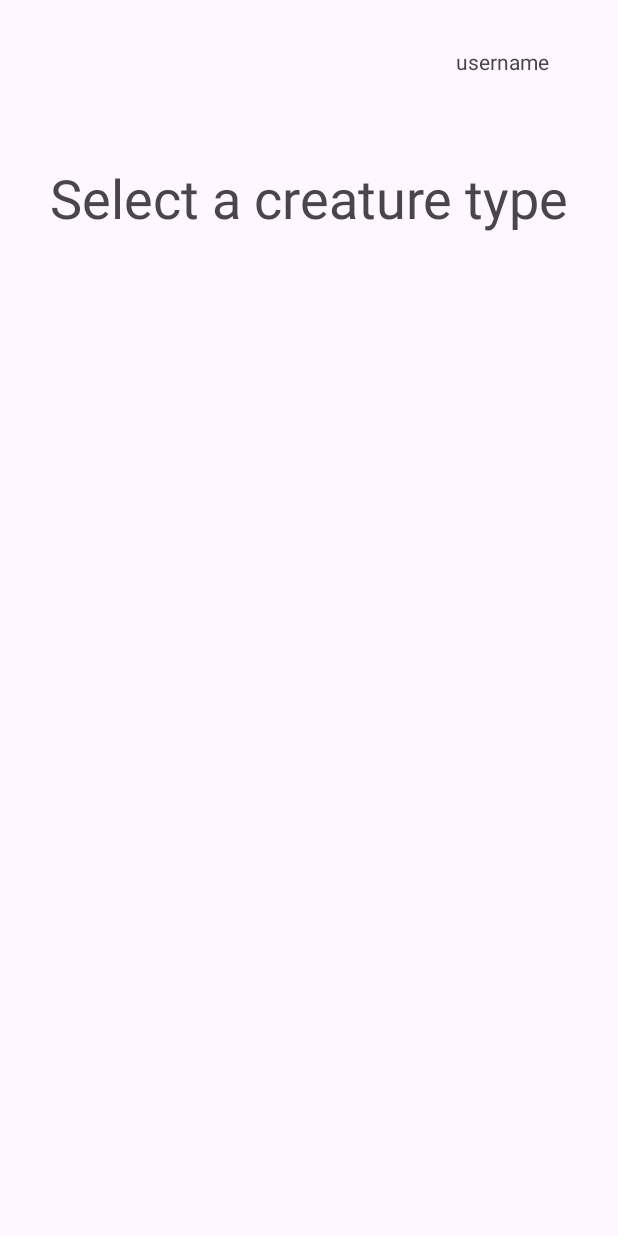
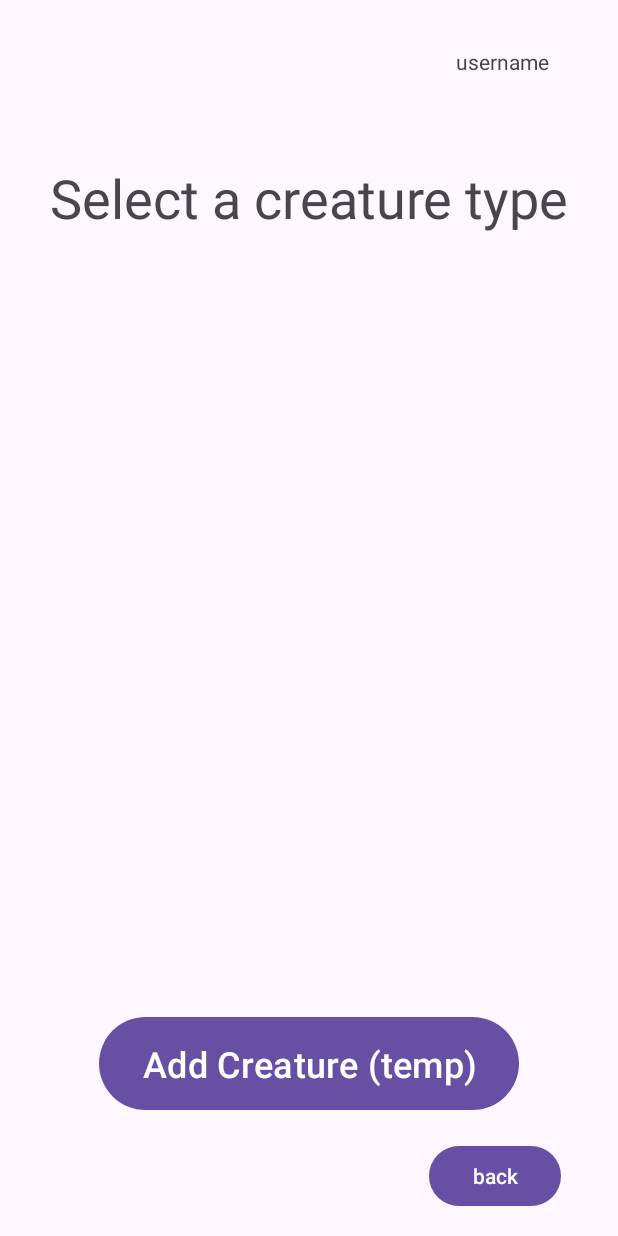
Before and after one commit to bnhep/CST338-Project2-Application, an Android app: the BuildCreatureToAddToTeamActivity screen opened directly, with no data from a screen before it, on a phone screen of 412 x 824 dp. Run offline under Robolectric (Android 15) with nearby library versions, the phone set to English and light mode, and no system bars.

Commit message:
moved the creature creation into the proper activity. will be working on that in next branch. set up save and load into functions. added button text update so on team load the buttons now display the team member.

```diff
--- a/app/src/main/java/com/example/project2/BuildCreatureToAddToTeamActivity.java
+++ b/app/src/main/java/com/example/project2/BuildCreatureToAddToTeamActivity.java
@@ -1,6 +1,10 @@
 package com.example.project2;
 
+import android.content.Context;
+import android.content.Intent;
 import android.os.Bundle;
+import android.view.View;
+import android.widget.Toast;
 
 import androidx.activity.EdgeToEdge;
 import androidx.appcompat.app.AppCompatActivity;
@@ -8,17 +12,67 @@ import androidx.core.graphics.Insets;
 import androidx.core.view.ViewCompat;
 import androidx.core.view.WindowInsetsCompat;
 
+import com.example.project2.creatures.*;
+import com.example.project2.database.AbilityDAO;
+import com.example.project2.database.ApplicationDatabase;
+import com.example.project2.databinding.ActivityBuildCreatureToAddToTeamBinding;
+import com.example.project2.utilities.Converters;
+
+import java.util.concurrent.Executors;
+
 public class BuildCreatureToAddToTeamActivity extends AppCompatActivity {
+
+    ActivityBuildCreatureToAddToTeamBinding binding;
+    private int slot;
 
     @Override
     protected void onCreate(Bundle savedInstanceState) {
         super.onCreate(savedInstanceState);
-        EdgeToEdge.enable(this);
-        setContentView(R.layout.activity_build_creature_to_add_to_team);
-        ViewCompat.setOnApplyWindowInsetsListener(findViewById(R.id.main), (v, insets) -> {
-            Insets systemBars = insets.getInsets(WindowInsetsCompat.Type.systemBars());
-            v.setPadding(systemBars.left, systemBars.top, systemBars.right, systemBars.bottom);
-            return insets;
+        binding = ActivityBuildCreatureToAddToTeamBinding.inflate(getLayoutInflater());
+        View view = binding.getRoot();
+
+        setContentView(view);
+
+        binding.backButton.setOnClickListener(new View.OnClickListener() {
+            @Override
+            public void onClick(View v) {
+                Intent intent = TeamViewerActivity.TeamBuilderIntentFactory(getApplicationContext());
+                startActivity(intent);
+            }
+        });
+
+        binding.addCreatureButton.setOnClickListener(new View.OnClickListener() {
+            @Override
+            public void onClick(View v) {
+                slot = getIntent().getIntExtra("slotNumber", -1);
+
+                if (slot == -1) {
+                    finish();
+                }
+
+                //this is all just for testing at the moment
+                ApplicationDatabase db = ApplicationDatabase.getDatabase(getApplicationContext());
+                AbilityDAO abilityDAO = db.AbilityDAO();
+
+                Executors.newSingleThreadExecutor().execute(() -> {
+                    ElectricRat sparks = new ElectricRat("Sparks", 5);
+
+                    sparks.getAbilityList().add(Converters.convertEntityToAbility(abilityDAO.getAbilityById("TACKLE")));
+                    sparks.getAbilityList().add(Converters.convertEntityToAbility(abilityDAO.getAbilityById("SHOCK")));
+
+                    UserData.getInstance().addCreaturetoSlot(slot, sparks);
+
+                    runOnUiThread(() ->
+                            Toast.makeText(BuildCreatureToAddToTeamActivity.this, sparks.getName() + " added to team in slot " + slot, Toast.LENGTH_SHORT).show()
+                    );
+                });
+            }
         });
     }
+
+    public static Intent BuildCreatureToAddToTeamIntentFactory(Context context) {
+        Intent intent = new Intent(context, BuildCreatureToAddToTeamActivity.class);
+
+        return intent;
+    }
 }
--- a/app/src/main/res/layout/activity_build_creature_to_add_to_team.xml
+++ b/app/src/main/res/layout/activity_build_creature_to_add_to_team.xml
@@ -41,13 +41,43 @@
         app:layout_constraintTop_toBottomOf="@id/userDisplaySpacer" />
 
     <ListView
+        android:id="@+id/creatureTypeListView"
         android:layout_width="match_parent"
-        android:layout_height="500dp"
-        android:id="@+id/creatureTypeListView"
-        app:layout_constraintTop_toBottomOf="@+id/selectCreatureTextView"
-        android:layout_marginTop="12dp"
+        android:layout_height="400dp"
         android:scrollbars="vertical"
+        app:layout_constraintBottom_toTopOf="@+id/backButtonSpacer"
+        app:layout_constraintTop_toBottomOf="@+id/selectCreatureTextView" />
 
+    <Button
+        android:id="@+id/addCreatureButton"
+        android:layout_width="280dp"
+        android:layout_height="70dp"
+        app:layout_constraintStart_toStartOf="parent"
+        app:layout_constraintEnd_toEndOf="parent"
+        app:layout_constraintBottom_toTopOf="@id/backButtonSpacer"
+        android:text="Add Creature (temp)"
+        android:textSize="24sp"
         />
 
+    <Space
+        android:id="@+id/backButtonSpacer"
+        android:layout_width="225dp"
+        android:layout_height="80dp"
+        app:layout_constraintBottom_toBottomOf="parent"
+        app:layout_constraintEnd_toStartOf="@id/backButton"
+        app:layout_constraintStart_toStartOf="parent" />
+
+    <Button
+        android:id="@+id/backButton"
+        android:layout_width="wrap_content"
+        android:layout_height="wrap_content"
+        android:layout_margin="16dp"
+        android:layout_marginStart="40dp"
+        android:text="back"
+        android:textSize="14sp"
+        app:layout_constraintBottom_toBottomOf="parent"
+        app:layout_constraintEnd_toEndOf="parent"
+        app:layout_constraintStart_toEndOf="@+id/backButtonSpacer"
+        app:layout_constraintVertical_bias="0.5" />
+
 </androidx.constraintlayout.widget.ConstraintLayout>
```
Also changed, not shown: app/src/main/java/com/example/project2/TeamViewerActivity.java (+97 -55 lines).
